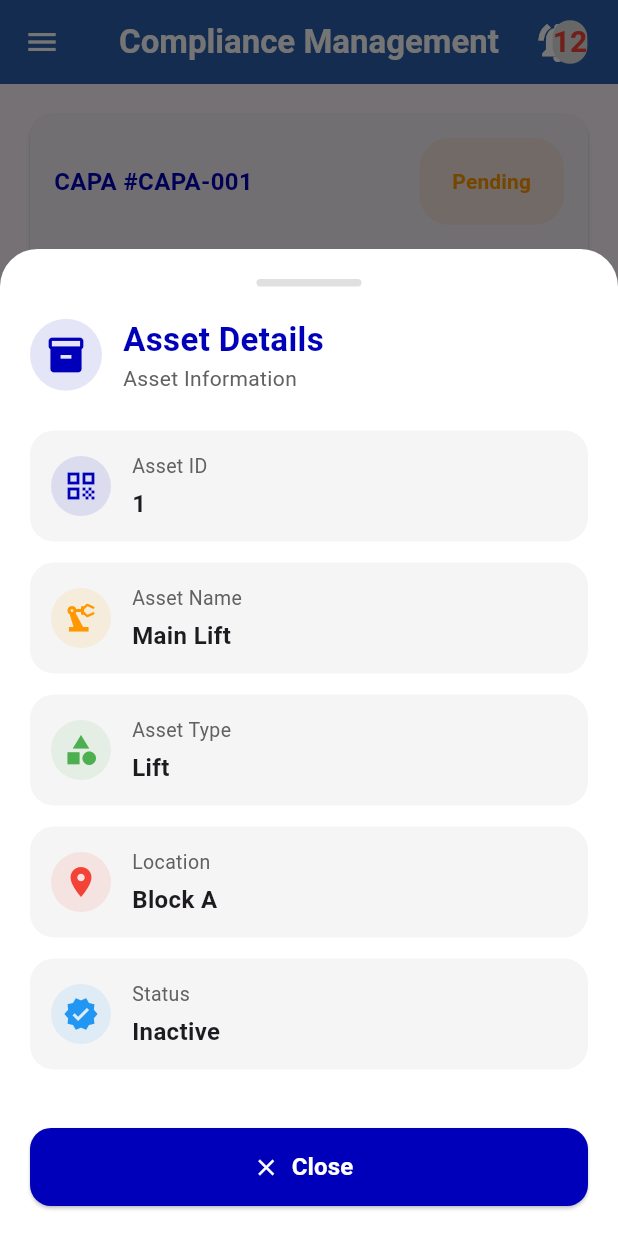
After one commit to afidhu/COMPLIANCE-RISK-AND-SAFETY-MANAGEMENT-, a Flutter app: the CapaTechnicianNavbar screen opened directly, after a tap on the "remove red eye" icon, on a phone screen of 412 x 824 dp. The commit adds this screen. Run offline on Flutter 3.47's test engine with Material 3 defaults, Android fonts, the phone set to English and light mode, and no system bars; our stand-ins replace dio, flex_color_scheme, flutter_screenutil, get.

Commit message:
ui modified

```diff
--- a/assets_mgs/lib/features/CAPA/presentation/screens/all_capa.dart
+++ b/assets_mgs/lib/features/CAPA/presentation/screens/all_capa.dart
@@ -3,6 +3,7 @@ import 'package:flutter_screenutil/flutter_screenutil.dart';
 import 'package:get/get.dart';
 import 'package:get/get_core/src/get_main.dart';
 
+import '../widgets/asset_capa.dart';
 import 'add_capa.dart';
 class AllCapa extends StatelessWidget {
   final List<Map<String, dynamic>> capas;
@@ -64,7 +65,7 @@ class AllCapa extends StatelessWidget {
                       Container(
                         padding:
                         const EdgeInsets.symmetric(
-                          horizontal: 12,
+                          horizontal: 10,
                           vertical: 5,
                         ),
 
@@ -120,6 +121,18 @@ class AllCapa extends StatelessWidget {
                     title: "Deadline",
                     value: item["deadline"],
                   ),
+
+                  Align(
+                    alignment: Alignment.bottomRight,
+                    child: TextButton.icon(onPressed: (){assetCapa(asset:{
+                      "id": 1,
+                      "name": "Main Lift",
+                      "type": "Lift",
+                      "location": "Block A",
+                      "status": "Inactive"
+                    });}, label: Icon(Icons.remove_red_eye_outlined, color: Colors.blue,size: 14.sp,))
+                  )
+
                 ],
               ),
             ),
--- /dev/null
+++ b/assets_mgs/lib/features/CAPA/presentation/screens/capa_technician.dart
@@ -0,0 +1,260 @@
+import 'package:flutter/material.dart';
+import 'package:flutter_screenutil/flutter_screenutil.dart';
+import 'package:get/get.dart';
+import 'package:get/get_core/src/get_main.dart';
+
+import '../widgets/asset_capa.dart';
+
+class CapaTechnician extends StatefulWidget {
+  const CapaTechnician({super.key});
+
+  @override
+  State<CapaTechnician> createState() => _CapaTechnicianState();
+}
+
+class _CapaTechnicianState extends State<CapaTechnician> {
+  final Color primaryColor = const Color(0xFF0000BA);
+  /// SAMPLE CAPA DATA
+  final List<Map<String, dynamic>> capas = [
+
+    {
+      "capa_id": "CAPA-001",
+      "risk_id": "RISK-001",
+      "corrective_action":
+      "Repair lift motor immediately",
+
+      "preventive_action":
+      "Conduct monthly lift maintenance",
+
+      "deadline": "20/05/2026",
+      "status": "Pending"
+    },
+
+    {
+      "capa_id": "CAPA-002",
+      "risk_id": "RISK-002",
+      "corrective_action":
+      "Replace exposed electrical cables",
+
+      "preventive_action":
+      "Weekly electrical inspections",
+
+      "deadline": "25/05/2026",
+      "status": "In Progress"
+    },
+    {
+      "capa_id": "CAPA-002",
+      "risk_id": "RISK-002",
+      "corrective_action":
+      "Replace exposed electrical cables",
+
+      "preventive_action":
+      "Weekly electrical inspections",
+
+      "deadline": "25/05/2026",
+      "status": "Completed"
+    },
+  ];
+  @override
+  Widget build(BuildContext context) {
+    return Scaffold(
+      appBar: AppBar(
+        elevation: 10,
+        backgroundColor: Colors.blue.shade900,
+        centerTitle: true,
+
+        title: const Text(
+          "Compliance Management",
+          style: TextStyle(
+            color: Colors.white,
+            fontWeight: FontWeight.bold,
+          ),
+        ),
+        surfaceTintColor: Colors.white,
+        foregroundColor: Colors.white,
+        // leading: IconButton(onPressed: (){}, icon: Icon(Icons.menu, color: Colors.white,)),
+        actions: [
+          Stack(
+            children: [
+              IconButton(onPressed: (){}, icon: Icon(Icons.notifications_active, color: Colors.white,fontWeight: FontWeight.bold,size: 30,)),
+              TextButton(onPressed: (){},
+                child: Container(
+                  decoration: BoxDecoration(
+                      color: Colors.grey[300],
+                      borderRadius: BorderRadius.all(Radius.circular(10.r))
+                  ),
+                  child: Text('12',
+                    style: TextStyle(color: Colors.red, fontSize: 20,fontWeight: FontWeight.bold),
+                  ),
+                ),
+              )
+            ],
+          )
+        ],
+      ),
+      body: SafeArea(
+          child: ListView.builder(
+              padding: const EdgeInsets.all(16),
+
+              itemCount: capas.length,
+
+              itemBuilder: (context, index) {
+
+                final item = capas[index];
+
+                return Card(
+
+                  shape: RoundedRectangleBorder(
+                    borderRadius: BorderRadius.circular(16),
+                  ),
+
+                  child: Padding(
+                    padding: const EdgeInsets.all(16),
+
+                    child: Column(
+                      crossAxisAlignment:
+                      CrossAxisAlignment.start,
+
+                      children: [
+
+                        Row(
+                          mainAxisAlignment:
+                          MainAxisAlignment.spaceBetween,
+
+                          children: [
+
+                            Text(
+                              "CAPA #${item["capa_id"]}",
+                              style: TextStyle(
+                                fontWeight: FontWeight.bold,
+                                color: primaryColor,
+                                fontSize: 16,
+                              ),
+                            ),
+
+                            Container(
+                              padding:
+                              const EdgeInsets.symmetric(
+                                horizontal: 10,
+                                vertical: 5,
+                              ),
+
+                              decoration: BoxDecoration(
+                                color: Colors.orange
+                                    .withOpacity(0.1),
+
+                                borderRadius:
+                                BorderRadius.circular(20),
+                              ),
+
+                              child: TextButton(onPressed: (){
+                                setState(() {
+
+                                });
+                              },
+                                  child: Text(
+                                    item["status"],
+                                    style: const TextStyle(
+                                      color: Colors.orange,
+                                      fontWeight:
+                                      FontWeight.bold,
+                                    ),
+                                  )
+                              ),
+                            ),
+                          ],
+                        ),
+
+                        const SizedBox(height: 14),
+
+                        buildTile(
+                          title: "Corrective Action",
+                          value:
+                          item["corrective_action"],
+                        ),
+                        Divider(),
+
+                        buildTile(
+                          title: "Preventive Action",
+                          value:
+                          item["preventive_action"],
+                        ),
+                        Divider(),
+                        SizedBox(
+                          height: 30.h,
+                          child: Column(
+                            mainAxisAlignment: MainAxisAlignment.start,
+                            crossAxisAlignment: CrossAxisAlignment.start,
+                            children: [
+                              Text('Technician:',textAlign: TextAlign.left,style: TextStyle(fontSize: 15, fontWeight: FontWeight.bold),),
+                              Text('  Engineer Juma'),
+                            ],
+                          ),
+                        ),
+                        Divider(),
+
+                        buildTile(
+                          title: "Deadline",
+                          value: item["deadline"],
+                        ),
+
+                        Align(
+                            alignment: Alignment.bottomRight,
+                            child: TextButton.icon(onPressed: (){assetCapa(asset:{
+                              "id": 1,
+                              "name": "Main Lift",
+                              "type": "Lift",
+                              "location": "Block A",
+                              "status": "Inactive"
+                            });}, label: Icon(Icons.remove_red_eye_outlined, color: Colors.blue,size: 14.sp,))
+                        )
+
+                      ],
+                    ),
+                  ),
+                );
+              },
+            ),
+          ),
+        drawer: Drawer(),
+    );
+  }
+  /// REUSABLE TILE
+  Widget buildTile({
+    required String title,
+    required String value,
+    Color color = Colors.black,
+  }) {
+
+    return Padding(
+      padding: const EdgeInsets.only(bottom: 18),
+
+      child: Column(
+        crossAxisAlignment:
+        CrossAxisAlignment.start,
+
+        children: [
+
+          Text(
+            title,
+            style: TextStyle(
+              color: Colors.grey.shade700,
+              fontSize: 14,
+            ),
+          ),
+
+          const SizedBox(height: 6),
+
+          Text(
+            value,
+            style: TextStyle(
+              fontSize: 17,
+              fontWeight: FontWeight.bold,
+              color: color,
+            ),
+          ),
+        ],
+      ),
+    );
+  }
+}
--- /dev/null
+++ b/assets_mgs/lib/features/CAPA/presentation/widgets/asset_capa.dart
@@ -0,0 +1,247 @@
+import 'package:flutter/material.dart';
+import 'package:get/get.dart';
+
+Future<void> assetCapa({required Map<String, dynamic> asset,}) async {
+
+  final Color primaryColor = const Color(0xFF0000BA);
+
+  await Get.bottomSheet(
+
+    isScrollControlled: true,
+
+    backgroundColor: Colors.transparent,
+
+    Container(
+
+      padding: const EdgeInsets.all(20),
+
+      decoration: const BoxDecoration(
+        color: Colors.white,
+
+        borderRadius: BorderRadius.only(
+          topLeft: Radius.circular(25),
+          topRight: Radius.circular(25),
+        ),
+      ),
+
+      child: Column(
+        mainAxisSize: MainAxisSize.min,
+        crossAxisAlignment:
+        CrossAxisAlignment.start,
+
+        children: [
+
+          /// TOP LINE
+          Center(
+            child: Container(
+              width: 70,
+              height: 5,
+
+              decoration: BoxDecoration(
+                color: Colors.grey.shade300,
+
+                borderRadius:
+                BorderRadius.circular(20),
+              ),
+            ),
+          ),
+
+          const SizedBox(height: 20),
+
+          /// TITLE
+          Row(
+            children: [
+
+              CircleAvatar(
+                radius: 24,
+
+                backgroundColor:
+                primaryColor.withOpacity(0.1),
+
+                child: Icon(
+                  Icons.inventory_2,
+                  color: primaryColor,
+                  size: 28,
+                ),
+              ),
+
+              const SizedBox(width: 14),
+
+              Column(
+                crossAxisAlignment:
+                CrossAxisAlignment.start,
+
+                children: [
+
+                  Text(
+                    "Asset Details",
+                    style: TextStyle(
+                      fontSize: 22,
+                      fontWeight: FontWeight.bold,
+                      color: primaryColor,
+                    ),
+                  ),
+
+                  Text(
+                    "Asset Information",
+                    style: TextStyle(
+                      color: Colors.grey.shade700,
+                    ),
+                  ),
+                ],
+              )
+            ],
+          ),
+
+          const SizedBox(height: 25),
+
+          /// ASSET ID
+          buildAssetTile(
+            icon: Icons.qr_code,
+            title: "Asset ID",
+            value: asset["id"].toString(),
+            color: primaryColor,
+          ),
+
+          /// ASSET NAME
+          buildAssetTile(
+            icon: Icons.precision_manufacturing,
+            title: "Asset Name",
+            value: asset["name"],
+            color: Colors.orange,
+          ),
+
+          /// TYPE
+          buildAssetTile(
+            icon: Icons.category,
+            title: "Asset Type",
+            value: asset["type"],
+            color: Colors.green,
+          ),
+
+          /// LOCATION
+          buildAssetTile(
+            icon: Icons.location_on,
+            title: "Location",
+            value: asset["location"],
+            color: Colors.red,
+          ),
+
+          /// STATUS
+          buildAssetTile(
+            icon: Icons.verified,
+            title: "Status",
+            value: asset["status"],
+            color: Colors.blue,
+          ),
+
+          const SizedBox(height: 25),
+
+          /// CLOSE BUTTON
+          SizedBox(
+            width: double.infinity,
+            height: 52,
+
+            child: ElevatedButton.icon(
+
+              style: ElevatedButton.styleFrom(
+                backgroundColor: primaryColor,
+
+                shape: RoundedRectangleBorder(
+                  borderRadius:
+                  BorderRadius.circular(14),
+                ),
+              ),
+
+              onPressed: () {
+                Get.back();
+              },
+
+              icon: const Icon(
+                Icons.close,
+                color: Colors.white,
+              ),
+
+              label: const Text(
+                "Close",
+                style: TextStyle(
+                  color: Colors.white,
+                  fontWeight: FontWeight.bold,
+                  fontSize: 16,
+                ),
+              ),
+            ),
+          ),
+        ],
+      ),
+    ),
+  );
+}
+
+/// REUSABLE TILE
+Widget buildAssetTile({
+  required IconData icon,
+  required String title,
+  required String value,
+  required Color color,
+}) {
+
+  return Container(
+
+    margin: const EdgeInsets.only(bottom: 14),
+
+    padding: const EdgeInsets.all(14),
+
+    decoration: BoxDecoration(
+      color: Colors.grey.shade100,
+
+      borderRadius: BorderRadius.circular(16),
+    ),
+
+    child: Row(
+
+      children: [
+
+        CircleAvatar(
+          backgroundColor:
+          color.withOpacity(0.1),
+
+          child: Icon(
+            icon,
+            color: color,
+          ),
+        ),
+
+        const SizedBox(width: 14),
+
+        Expanded(
+          child: Column(
+            crossAxisAlignment:
+            CrossAxisAlignment.start,
+
+            children: [
+
+              Text(
+                title,
+                style: TextStyle(
+                  color: Colors.grey.shade700,
+                  fontSize: 13,
+                ),
+              ),
+
+              const SizedBox(height: 4),
+
+              Text(
+                value,
+                style: const TextStyle(
+                  fontWeight: FontWeight.bold,
+                  fontSize: 16,
+                ),
+              ),
+            ],
+          ),
+        )
+      ],
+    ),
+  );
+}
--- /dev/null
+++ b/assets_mgs/lib/features/CAPA/presentation/widgets/capa_technician_navbar.dart
@@ -0,0 +1,63 @@
+
+import 'package:flutter/material.dart';
+
+import '../screens/capa_technician.dart';
+
+
+class CapaTechnicianNavbar extends StatefulWidget {
+  const CapaTechnicianNavbar({super.key});
+
+  @override
+  State<CapaTechnicianNavbar> createState() => _CapaTechnicianNavbarState();
+}
+
+class _CapaTechnicianNavbarState extends State<CapaTechnicianNavbar> {
+
+  int currentIndex = 0;
+
+  List pages = [
+    CapaTechnician(),
+    Scaffold(),
+    Scaffold(),
+  ];
+
+  @override
+  Widget build(BuildContext context) {
+    return Scaffold(
+      body: pages[currentIndex],
+
+      bottomNavigationBar: BottomNavigationBar(
+        type: BottomNavigationBarType.fixed,
+        currentIndex: currentIndex,
+
+        onTap: (val) {
+          setState(() {
+            currentIndex = val;
+          });
+        },
+
+        items: const [
+          BottomNavigationBarItem(
+            icon: Icon(Icons.home),
+            label: 'Home',
+          ),
+
+          BottomNavigationBarItem(
+            icon: Icon(Icons.list_alt_outlined),
+            label: 'CAPA',
+          ),
+
+          BottomNavigationBarItem(
+            icon: Icon(Icons.history),
+            label: 'History',
+          ),
+
+          // BottomNavigationBarItem(
+          //   icon: Icon(Icons.warning),
+          //   label: 'Risk',
+          // ),
+        ],
+      ),
+    );
+  }
+}
--- a/assets_mgs/lib/features/auths/presentation/screens/login.dart
+++ b/assets_mgs/lib/features/auths/presentation/screens/login.dart
@@ -4,6 +4,7 @@ import 'package:get/get_core/src/get_main.dart';
 
 import '../../../../core/screens/home_bottom_nav.dart';
 import '../../../../core/screens/home_screen.dart';
+import '../../../CAPA/presentation/widgets/capa_technician_navbar.dart';
 
 class LoginScreen extends StatelessWidget {
   LoginScreen({super.key});
@@ -128,6 +129,7 @@ class LoginScreen extends StatelessWidget {
                     onPressed: () {
                       Get.off(()=>HomeBottomNav());
                       // Get.off(()=>HomeScreen());
+                      // Get.off(()=>CapaTechnicianNavbar());
                     },
                     style: ElevatedButton.styleFrom(
                       backgroundColor: const Color(0xFF0000BA),
--- a/assets_mgs/lib/features/mitigations/presentation/screens/all_mitigation.dart
+++ b/assets_mgs/lib/features/mitigations/presentation/screens/all_mitigation.dart
@@ -1,7 +1,9 @@
 import 'package:flutter/material.dart';
+import 'package:flutter_screenutil/flutter_screenutil.dart';
 import 'package:get/get.dart';
 import 'package:get/get_core/src/get_main.dart';
 
+import '../../../CAPA/presentation/widgets/asset_capa.dart';
 import 'add_mitigation.dart';
 class AllMitigations extends StatelessWidget {
   final List<Map<String, dynamic>> mitigations;
@@ -58,6 +60,14 @@ class AllMitigations extends StatelessWidget {
               subtitle: Text(
                 "Created: ${item["created_date"]}",
               ),
+              trailing:TextButton.icon(onPressed: (){assetCapa(asset:{
+                "id": 1,
+                "name": "Main Lift",
+                "type": "Lift",
+                "location": "Block A",
+                "status": "Inactive"
+              });}, label: Icon(Icons.remove_red_eye_outlined, color: Colors.blue,size: 14.sp,))
+
             ),
           );
         },
```
Also changed, not shown: 1 other file.
